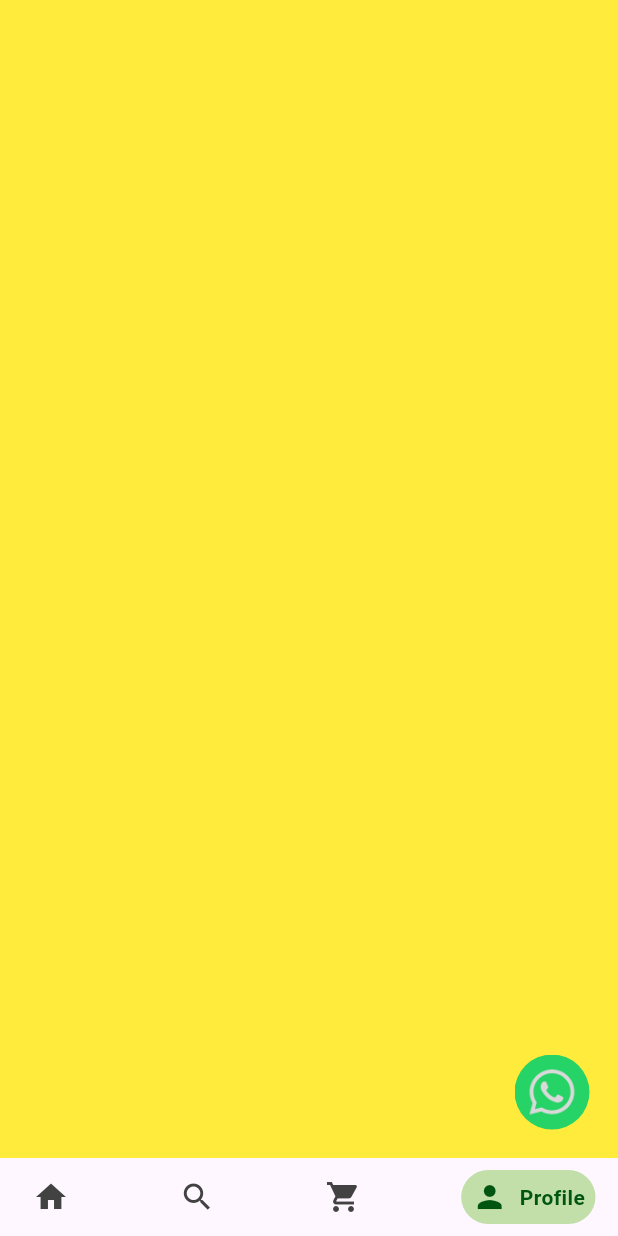
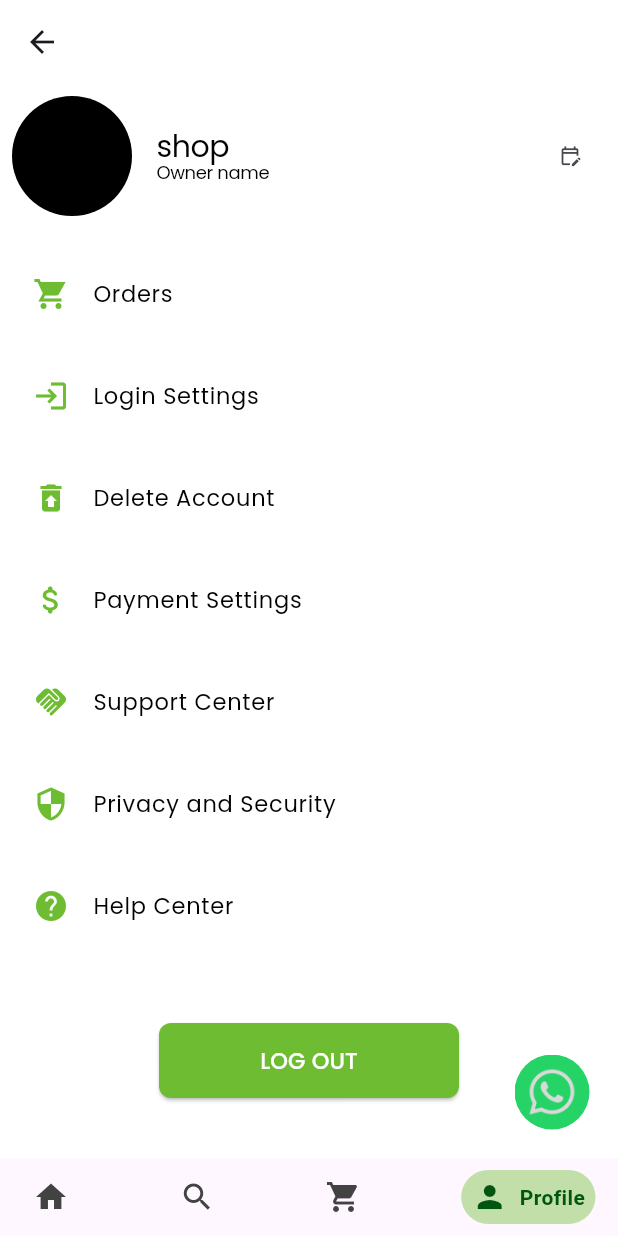
Before and after one commit to Aneenajo2003/biz_hinge, a Flutter app: the screen it shows after launch, item 4 of the bottom bar chosen, on a phone screen of 412 x 824 dp. Run offline on Flutter 3.47's test engine with Material 3 defaults, Android fonts, the phone set to English and light mode, and no system bars; drawn by our look-alikes of google_nav_bar; our stand-ins replace carousel_slider, flutter_screenutil, google_fonts.

Commit message:
added profile page and edit page

```diff
--- a/lib/primary/profile.dart
+++ b/lib/primary/profile.dart
@@ -1,18 +1,188 @@
 import 'package:flutter/cupertino.dart';
 import 'package:flutter/material.dart';
+import 'package:google_fonts/google_fonts.dart';
 
-class Profile extends StatefulWidget {
-  const Profile({super.key});
+import '../secondary/profile_edit.dart';
+
+
+class Item {
+  final String name;
+  final IconData icon;
+  // final Widget destination;
+
+  Item({required this.name, required this.icon,
+    // required this.destination
+  });
+}
+
+
+class Profile extends StatelessWidget {
+  Profile({super.key});
+
+  final List<Item> items = [
+    Item(
+      name: "Orders",
+      icon: Icons.shopping_cart_sharp,
+      // destination: OrdersPage(),
+    ),
+    Item(
+      name: "Login Settings",
+      icon: Icons.login,
+      // destination: LoginSettingsPage(),
+    ),
+    Item(
+      name: "Delete Account",
+      icon: Icons.restore_from_trash,
+      // destination: DeleteAccountPage(),
+    ),
+    Item(
+      name: "Payment Settings",
+      icon: Icons.attach_money_rounded,
+      // destination: PaymentSettingsPage(),
+    ),
+    Item(
+      name: "Support Center",
+      icon: Icons.handshake_rounded,
+      // destination: SupportCenterPage(),
+    ),
+    Item(
+      name: "Privacy and Security",
+      icon: Icons.security_outlined,
+      // destination: PrivacySecurityPage(),
+    ),
+    Item(
+      name: "Help Center",
+      icon: Icons.help,
+      // destination: HelpCenterPage(),
+    ),
+  ];
+
 
   @override
-  State<Profile> createState() => _ProfileState();
-}
+  Widget build(BuildContext context) {
+    return Scaffold(
+      backgroundColor: Colors.white,
+      appBar: AppBar(
+        backgroundColor: Colors.white,
+        leading: IconButton(
+          onPressed: () {},
+          icon:
+          Icon(Icons.arrow_back, size: 24),
+        ),
+      ),
+      body: SafeArea(
+        child: SingleChildScrollView(
+          child: Column(
+            children: [
+              Container(
 
-class _ProfileState extends State<Profile> {
-  @override
-  Widget build(BuildContext context) {
-    return const Scaffold(
-      backgroundColor: Colors.yellow,
+                child: Padding(
+                  padding: const EdgeInsets.all(8.0),
+                  child: Row(mainAxisAlignment: MainAxisAlignment.spaceBetween,
+                    children: [
+                      CircleAvatar(
+                        radius: 40,
+                        backgroundColor: Colors.black,
+                      ),
+                      Padding(
+                        padding: const EdgeInsets.only(right: 160),
+                        child: Column(crossAxisAlignment:CrossAxisAlignment.start ,
+                          children: [
+                            Text(
+                              'shop',
+                              style: GoogleFonts.poppins(
+                                  textStyle: Theme.of(context).textTheme.displayLarge,
+                                  fontSize: 20,
+                                  color: Colors.black),
+                            ),
+                            Text(
+                              'Owner name',
+                              style: GoogleFonts.poppins(
+                                  textStyle: Theme.of(context).textTheme.displayLarge,
+                                  fontSize: 12,
+                                  color: Colors.black),
+                            ),
+                          ],
+                        ),
+                      ), IconButton(
+                        onPressed: () {
+                          Navigator.push(
+                            context,
+                            MaterialPageRoute(builder: (context) => EditProfile()),
+                          );
+                        },
+                        icon:
+                        Icon(Icons.edit_calendar_outlined, size: 15),
+                      ),
+
+                    ],
+                  ),
+                ),
+
+              ),
+              SizedBox(height: 10,),
+              Container(
+                height: 500,
+                child: ListView.builder(
+                  physics: const NeverScrollableScrollPhysics(),
+                  itemCount: items.length,
+                  itemBuilder: (BuildContext context, int index) {
+                    return Padding(
+                      padding: EdgeInsets.all(6.0),
+                      child: ListTile(
+                        leading: Icon(
+                          items[index].icon,
+                          color: const Color(0xff6EBC31),
+                          size: 24,
+                        ),
+                        title: Text(
+                          items[index].name,
+                          style: GoogleFonts.poppins(
+                            fontSize: 15,
+                            fontWeight: FontWeight.w400,
+                            color: Colors.black,
+                          ),
+                        ),
+                        onTap: () {
+                          // Navigator.push(
+                          //   context,
+                          //   MaterialPageRoute(
+                          //     builder: (context) => items[index].destination,
+                          //   ),
+                          // );
+                        },
+                      ),
+                    );
+                  },
+                ),
+              ),
+              SizedBox(height: 20,),
+              SizedBox(
+                height: 50,
+                width: 200,
+                child: ElevatedButton(
+                  onPressed: () {},
+                  style: ElevatedButton.styleFrom(
+                    backgroundColor: const Color(0xff6EBC31),
+                    shape: RoundedRectangleBorder(
+                      borderRadius: BorderRadius.circular(
+                          8.0), // Responsive border radius
+                    ),
+                  ),
+                  child: Text(
+                    "LOG OUT",
+                    style: GoogleFonts.poppins(
+                      fontSize: 15,
+                      fontWeight: FontWeight.w500,
+                      color: Colors.white,
+                    ),
+                  ),
+                ),
+              )
+            ],
+          ),
+        ),
+      ),
     );
   }
 }
```
Also changed, not shown: lib/secondary/profile_edit.dart (added, +198 -0 lines).
